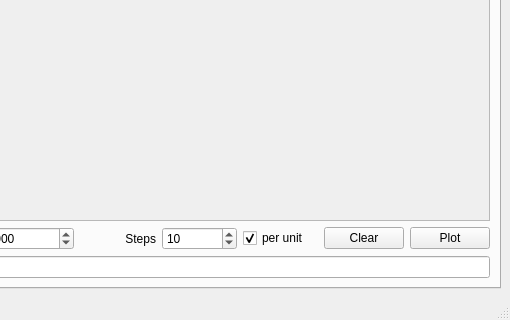
Before: the Qt Designer form AMaDiAUI.ui in AstusRush/AMaDiA, drawn with Qt 5; both pictures show x 330 to 840 and y 314 to 634 of the 840 by 634 pixel window.
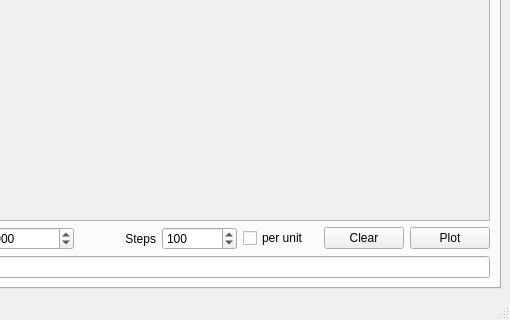
After: the same form once the commit is applied. The open tabs and pages were chosen to show the change. Custom widgets are drawn as their Qt base class.

Commit message:
Added Rightclick Menu to Histories
The histories in all 3 tabs now have a righ-click-menu (context menu) with options to copy LaTeX or text, calculate, display the LaTeX or delete from history.

```diff
--- a/AMaDiAUI.ui
+++ b/AMaDiAUI.ui
@@ -323,7 +323,7 @@
              <number>100000</number>
             </property>
             <property name="value">
-             <number>10</number>
+             <number>100</number>
             </property>
            </widget>
           </item>
@@ -333,7 +333,7 @@
              <string>per unit</string>
             </property>
             <property name="checked">
-             <bool>true</bool>
+             <bool>false</bool>
             </property>
            </widget>
           </item>
```
Left out of the diff: 21 changed lines with no effect on the pictures. The commit also changes 2 other files.
